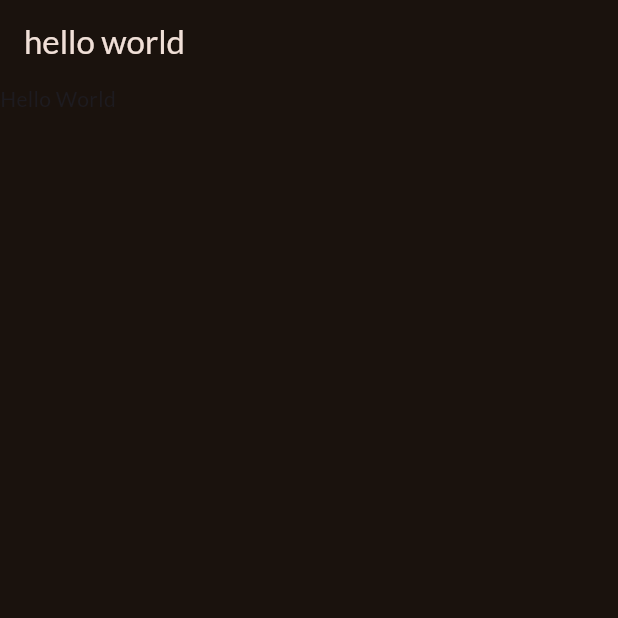
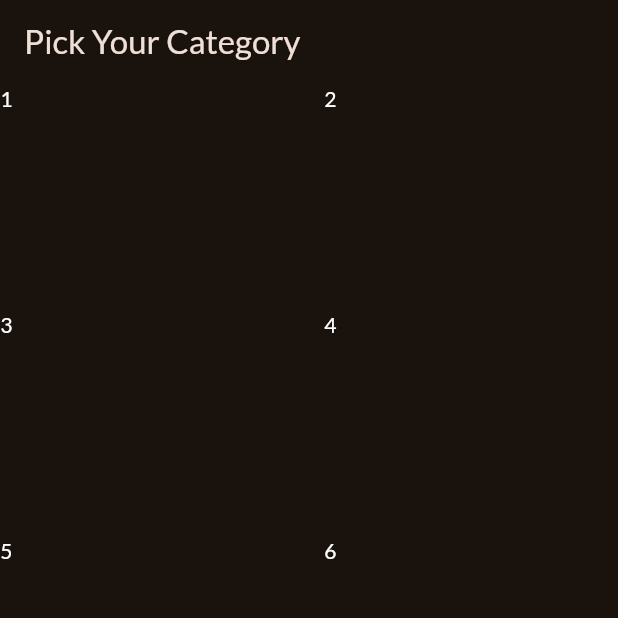
Before and after one commit to TienPhuc02/chapter-8-flutter-academind, a Flutter app: the screen it shows after launch, on a phone screen of 412 x 824 dp, the top half of it. Run offline on Flutter 3.47's test engine with Material 3 defaults, Android fonts, the phone set to English and light mode, and no system bars; our stand-ins replace google_fonts.

Commit message:
using grid view

```diff
--- /dev/null
+++ b/lib/categories.dart
@@ -0,0 +1,51 @@
+import 'package:flutter/material.dart';
+
+class CategoriesScreen extends StatelessWidget {
+  const CategoriesScreen({Key? key}) : super(key: key);
+  @override
+  Widget build(BuildContext context) {
+    return Scaffold(
+      appBar: AppBar(
+        title: const Text("Pick Your Category"),
+      ),
+      body: GridView(
+        gridDelegate: const SliverGridDelegateWithFixedCrossAxisCount(
+          crossAxisCount: 2,
+          childAspectRatio: 3 / 2,
+          crossAxisSpacing: 20,
+          mainAxisSpacing: 20,
+        ),
+        children: const [
+          Text(
+            "1",
+            style: TextStyle(color: Colors.white),
+          ),
+          Text(
+            "2",
+            style: TextStyle(
+              color: Colors.white,
+            ),
+          ),
+          Text(
+            "3",
+            style: TextStyle(
+              color: Colors.white,
+            ),
+          ),
+          Text(
+            "4",
+            style: TextStyle(color: Colors.white),
+          ),
+          Text(
+            "5",
+            style: TextStyle(color: Colors.white),
+          ),
+          Text(
+            "6",
+            style: TextStyle(color: Colors.white),
+          ),
+        ],
+      ),
+    );
+  }
+}
--- a/lib/main.dart
+++ b/lib/main.dart
@@ -1,5 +1,5 @@
 import 'package:flutter/material.dart';
-
+import "package:flutter_chapter_8/categories.dart";
 import 'package:google_fonts/google_fonts.dart';
 
 final theme = ThemeData(
@@ -22,12 +22,7 @@ class App extends StatelessWidget {
   Widget build(BuildContext context) {
     return MaterialApp(
       theme: theme,
-      home: Scaffold(
-        appBar: AppBar(
-          title: const Text("hello world"),
-        ),
-        body: const Text("Hello World"),
-      ),
+      home: const CategoriesScreen(),
     );
   }
 }
```
